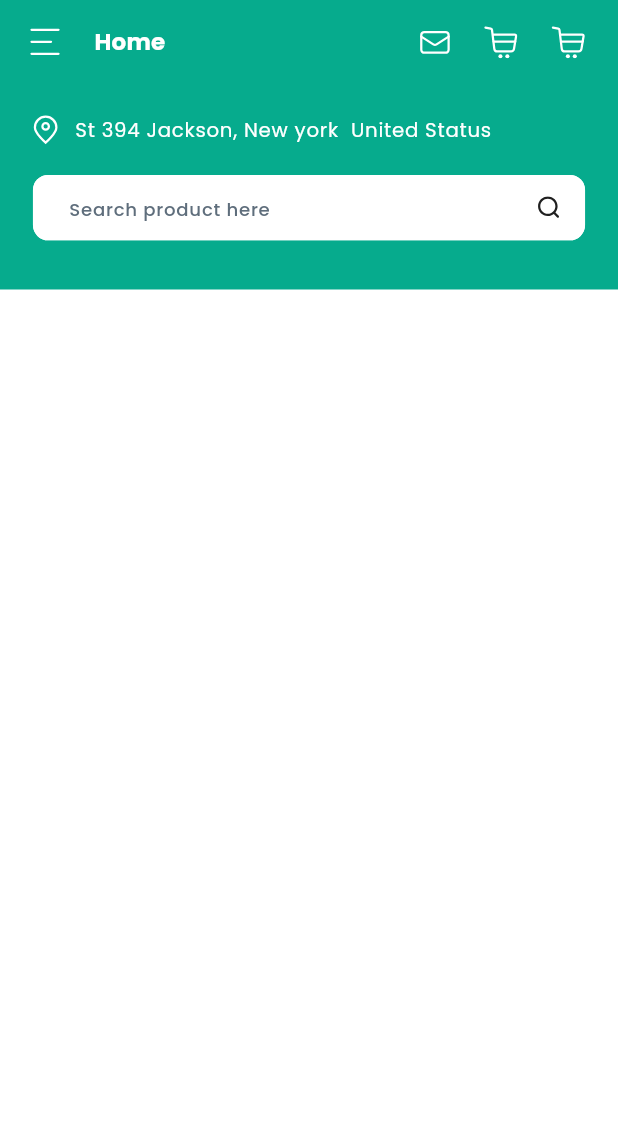
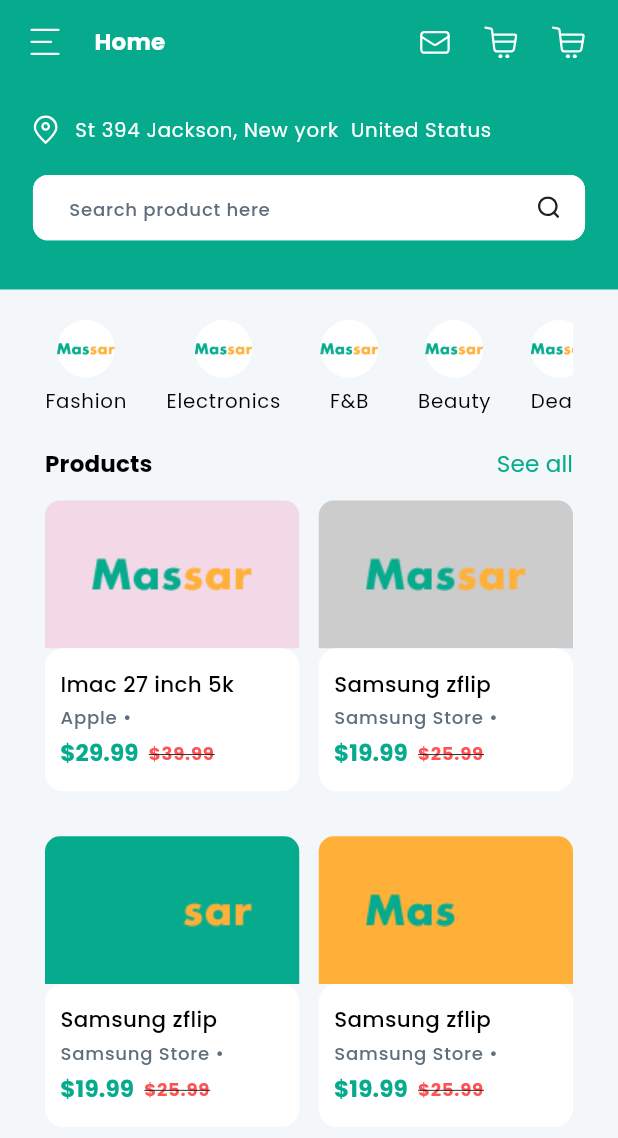
Before and after one commit to logicberry/shopping-app-mobile, a Flutter app: the screen it shows after launch, on a phone screen of 412 x 824 dp. Shown: the top 1138 px of the screen. Run offline on Flutter 3.47's test engine with Material 3 defaults, Android fonts, the phone set to English and light mode, and no system bars; our stand-ins replace flutter_screenutil, flutter_svg, go_router.

Commit message:
refactored productCard component

```diff
--- a/lib/src/core/app_theme.dart
+++ b/lib/src/core/app_theme.dart
@@ -13,12 +13,15 @@ class AppTheme {
     bodyLarge: TextStyle(
         fontSize: 12.sp, color: AppColors.black, fontWeight: FontWeight.w400),
 
+    bodyMedium: TextStyle(
+        fontSize: 13.sp, color: AppColors.black, fontWeight: FontWeight.w500),
+
     //LABEL
     labelLarge: TextStyle(
         fontSize: 14.sp, color: AppColors.white, fontWeight: FontWeight.w600),
 
-        //SEARCH LABEL
-        labelSmall: TextStyle(fontSize: 11.sp, color: const Color(0xFF5F6E7C)),
+    //SEARCH LABEL
+    labelSmall: TextStyle(fontSize: 11.sp, color: const Color(0xFF5F6E7C)),
   );
 
   static ThemeData theme = ThemeData(
--- a/lib/src/features/home/home.dart
+++ b/lib/src/features/home/home.dart
@@ -2,21 +2,39 @@ import 'package:flutter/material.dart';
 import 'package:flutter_screenutil/flutter_screenutil.dart';
 import 'package:flutter_svg/flutter_svg.dart';
 import 'package:shopapp/src/components/appbar.dart';
+import 'package:shopapp/src/features/home/widgets/category_component.dart';
+import 'package:shopapp/src/features/home/widgets/product_card.dart';
 import 'package:shopapp/src/features/home/widgets/searchfield.dart';
 
 import '../../core/core.dart';
+import 'model/productmodel.dart';
 
-class HomePage extends StatelessWidget {
+class HomePage extends StatefulWidget {
   const HomePage({super.key});
+
+  @override
+  State<HomePage> createState() => _HomePageState();
+}
+
+class _HomePageState extends State<HomePage> {
+  List<String> categories = [
+    'Fashion',
+    'Electronics',
+    'F&B',
+    'Beauty',
+    'Deals'
+  ];
 
   @override
   Widget build(BuildContext context) {
     return Scaffold(
+        backgroundColor: AppColors.ash,
         appBar: const SHAppBar(
           title: 'Home',
           action: true,
         ),
-        body: Column(
+        body: SingleChildScrollView(
+          child: Column(
             children: [
               Container(
                 height: 135.h,
@@ -53,7 +71,75 @@ class HomePage extends StatelessWidget {
                   ],
                 ),
               ),
+              Space.height(20),
+              Padding(
+                padding: const EdgeInsets.symmetric(horizontal: 30.0),
+                child: Column(
+                  children: [
+                    SizedBox(
+                      height: 64.h,
+                      child: ListView.separated(
+                        scrollDirection: Axis.horizontal,
+                        itemCount: categories.length,
+                        itemBuilder: (context, index) {
+                          String categoryName = categories[index];
+                          String categoryImage = ImagePath.logo;
+
+                          return CategoryComponent(
+                            categoryName: categoryName,
+                            categoryImage: categoryImage,
+                          );
+                        },
+                        separatorBuilder: (context, index) => SizedBox(
+                          width: 24.w,
+                        ),
+                      ),
+                    ),
+                    Space.height(20),
+                    Row(
+                      mainAxisAlignment: MainAxisAlignment.spaceBetween,
+                      children: [
+                        Text('Products',
+                            style: Theme.of(context)
+                                .textTheme
+                                .labelLarge
+                                ?.copyWith(color: AppColors.black)),
+                        Text('See all',
+                            style: Theme.of(context)
+                                .textTheme
+                                .labelLarge
+                                ?.copyWith(
+                                    color: AppColors.primaryColor,
+                                    fontWeight: FontWeight.w400))
                       ],
+                    ),
+                    Space.height(13),
+                    GridView.builder(
+                      shrinkWrap: true,
+                      gridDelegate:
+                          const SliverGridDelegateWithFixedCrossAxisCount(
+                              crossAxisCount: 2,
+                              crossAxisSpacing: 13.0,
+                              mainAxisSpacing: 13.0,
+                              childAspectRatio: 160 / 199),
+                      itemCount: constantProducts.length,
+                      itemBuilder: (context, index) {
+                        Product product = constantProducts[index];
+
+                        return ProductCard(
+                          productName: product.name,
+                          company: product.company,
+                          productBgColor: product.productBgColor,
+                          productPrice: product.productPrice.toString(),
+                          initialPrice: product.initialPrice.toString(),
+                        );
+                      },
+                    ),
+                  ],
+                ),
+              ),
+            ],
+          ),
         ));
   }
 }
--- /dev/null
+++ b/lib/src/features/home/model/productmodel.dart
@@ -0,0 +1,55 @@
+import 'package:flutter/material.dart';
+import 'package:shopapp/src/core/app_colors.dart';
+
+class Product {
+  final String name;
+  final String image;
+  final String company;
+  final Color productBgColor;
+  final double productPrice;
+  final double initialPrice;
+
+  Product({
+    required this.name,
+    required this.image,
+    required this.company,
+    required this.productBgColor,
+    required this.productPrice,
+    required this.initialPrice,
+  });
+}
+
+List<Product> constantProducts = [
+  Product(
+    name: 'Imac 27 inch 5k',
+    image: 'path_to_image1.jpg',
+    company: 'Apple',
+    productBgColor: AppColors.pink,
+    productPrice: 29.99,
+    initialPrice: 39.99,
+  ),
+  Product(
+    name: 'Samsung zflip',
+    image: 'path_to_image2.jpg',
+    company: 'Samsung Store',
+    productBgColor: AppColors.grey,
+    productPrice: 19.99,
+    initialPrice: 25.99,
+  ),
+  Product(
+    name: 'Samsung zflip',
+    image: 'path_to_image2.jpg',
+    company: 'Samsung Store',
+    productBgColor: AppColors.primaryColor,
+    productPrice: 19.99,
+    initialPrice: 25.99,
+  ),
+  Product(
+    name: 'Samsung zflip',
+    image: 'path_to_image2.jpg',
+    company: 'Samsung Store',
+    productBgColor: AppColors.secondaryColor,
+    productPrice: 19.99,
+    initialPrice: 25.99,
+  ),
+];
--- a/lib/src/features/home/widgets/category_component.dart
+++ b/lib/src/features/home/widgets/category_component.dart
@@ -1,4 +1,5 @@
 import 'package:flutter/material.dart';
+import 'package:flutter_screenutil/flutter_screenutil.dart';
 
 import '../../../core/core.dart';
 
@@ -13,9 +14,11 @@ class CategoryComponent extends StatelessWidget {
     return Column(
       children: [
         CircleAvatar(
+          radius: 19.r,
+          backgroundColor: AppColors.white,
           child: Image.asset(categoryImage),
         ),
-        Space.height(10),
+        Space.height(5),
         Text(categoryName, style: Theme.of(context).textTheme.bodyLarge)
       ],
     );
--- a/lib/src/features/home/widgets/product_card.dart
+++ b/lib/src/features/home/widgets/product_card.dart
@@ -1,4 +1,5 @@
 import 'package:flutter/material.dart';
+import 'package:flutter_screenutil/flutter_screenutil.dart';
 
 import '../../../core/core.dart';
 
@@ -13,37 +14,70 @@ class ProductCard extends StatelessWidget {
       required this.productName,
       required this.company,
       required this.productPrice,
-      required this.initialPrice, required this.productBgColor});
+      required this.initialPrice,
+      required this.productBgColor});
 
   @override
   Widget build(BuildContext context) {
-    return Container(
-      height: 100,
-      width: 100,
-      decoration: const BoxDecoration(
-        borderRadius: BorderRadius.all(Radius.circular(10)),
-      ),
+    return SizedBox(
+      height: 199.h,
+      width: 160.w,
       child: Column(
         children: [
           Container(
+            height: 97.h,
+            width: double.infinity,
+            decoration: BoxDecoration(
               color: productBgColor,
-            child: Expanded(
+              borderRadius: const BorderRadius.only(
+                  topLeft: Radius.circular(10), topRight: Radius.circular(10)),
+            ),
             child: Image.asset(
-                'assets/images/iphone.png',
-                fit: BoxFit.cover,
+              ImagePath.logo,
+              fit: BoxFit.scaleDown,
             ),
           ),
-          ),
-          Text(productName),
+          Container(
+            height: 94.h,
+            decoration: BoxDecoration(
+                color: AppColors.white,
+                borderRadius: BorderRadius.all(Radius.circular(12.r))),
+            child: Padding(
+              padding: EdgeInsets.all(10.0.h),
+              child: Column(
+                crossAxisAlignment: CrossAxisAlignment.start,
+                mainAxisAlignment: MainAxisAlignment.spaceEvenly,
+                children: [
+                  Text(productName,
+                      style: Theme.of(context).textTheme.bodyMedium),
                   Row(
                     children: [
-              Text(company),
+                      Text('$company •',
+                          style: Theme.of(context).textTheme.labelSmall),
                       Space.width(10),
-              const Icon(Icons.favorite_border),
                     ],
                   ),
                   Row(
-            children: [Text('\$ $productPrice'), Text('\$ $initialPrice')],
+                    children: [
+                      Text('\$$productPrice',
+                          style: Theme.of(context)
+                              .textTheme
+                              .labelLarge
+                              ?.copyWith(color: AppColors.primaryColor)),
+                      Space.width(6),
+                      Text('\$$initialPrice',
+                          style: Theme.of(context)
+                              .textTheme
+                              .labelSmall
+                              ?.copyWith(
+                                  color: AppColors.red,
+                                  decoration: TextDecoration.lineThrough,
+                                  fontWeight: FontWeight.w600))
+                    ],
+                  ),
+                ],
+              ),
+            ),
           ),
         ],
       ),
```
Lines whose indentation alone changed are shown as unchanged.
